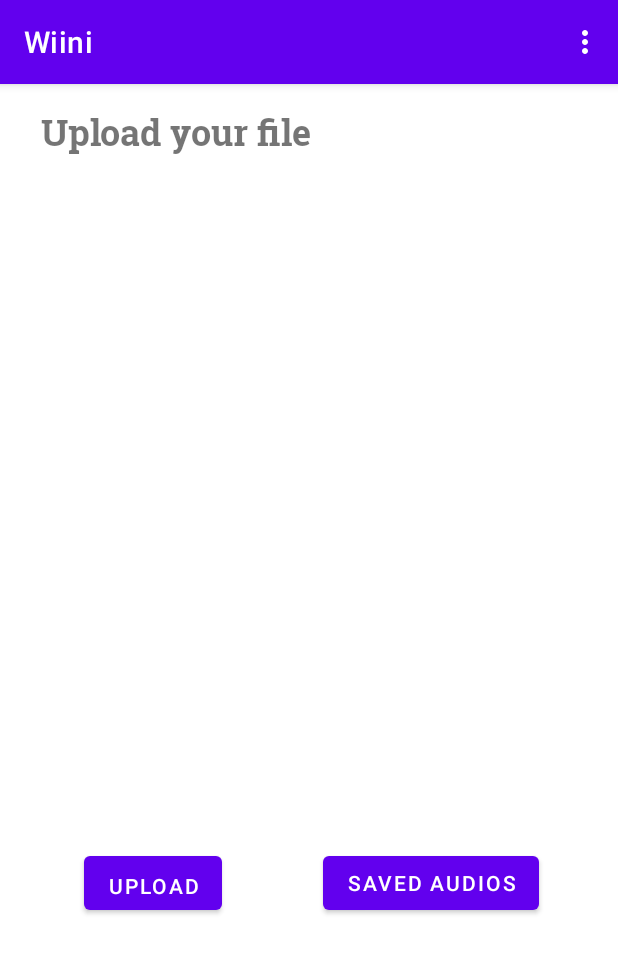
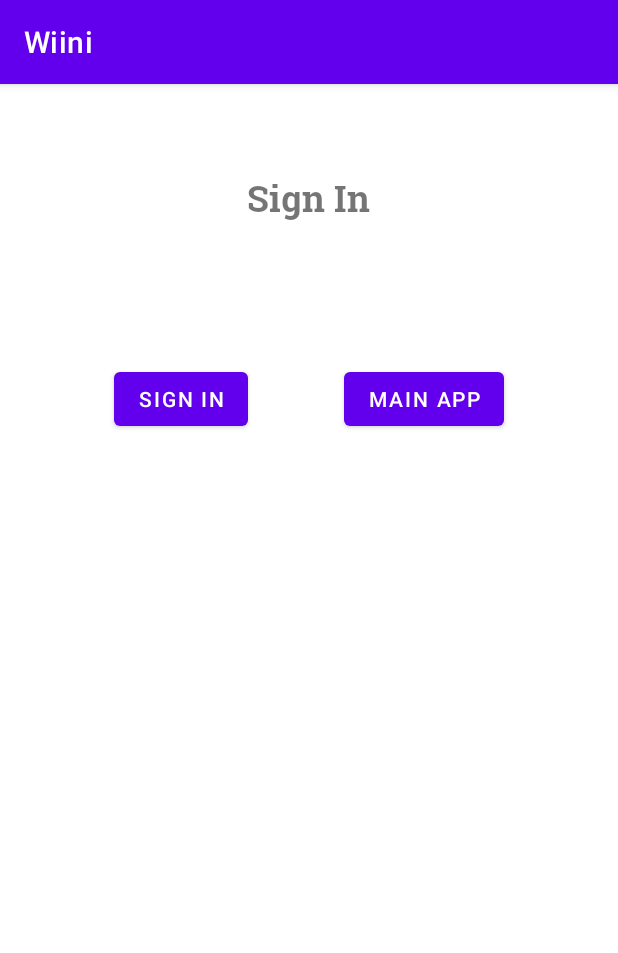
Before and after one commit to Pydare/Wiini-App, an Android app: the screen it shows after launch (MainActivity before the commit, SignInActivity after it), on a phone screen of 412 x 824 dp. Shown: the top 953 px of the screen. Run offline under Robolectric (Android 15) with nearby library versions, the phone set to English and light mode, and no system bars; our stand-ins replace data binding.

Commit message:
implemented app sign in. yet to authorize api get request and adapter for streaming the audio file.

```diff
--- /dev/null
+++ b/Wiini/app/src/main/java/com/example/android/wiini/oauth/SignInActivity.kt
@@ -0,0 +1,84 @@
+package com.example.android.wiini.oauth
+
+import android.content.Intent
+import android.os.Bundle
+import android.util.Log
+import android.widget.Button
+import android.widget.Toast
+import androidx.appcompat.app.AppCompatActivity
+import androidx.databinding.DataBindingUtil
+import androidx.navigation.findNavController
+import com.example.android.wiini.R
+import com.example.android.wiini.databinding.ActivitySignInBinding
+import com.example.android.wiini.ui.MainActivity
+import com.google.android.gms.auth.api.Auth
+import com.google.android.gms.auth.api.signin.*
+
+
+class SignInActivity: AppCompatActivity() {
+
+    private lateinit var mGoogleSignInClient: GoogleSignInClient
+    private val RC_SIGN_IN = 9001
+
+    override fun onCreate(savedInstanceState: Bundle?) {
+        super.onCreate(savedInstanceState)
+        val binding : ActivitySignInBinding = DataBindingUtil.setContentView(this, R.layout.activity_sign_in)
+
+        val googleSignInOptions : GoogleSignInOptions = GoogleSignInOptions
+            .Builder(GoogleSignInOptions.DEFAULT_SIGN_IN)
+            .requestIdToken(R.string.server_client_id.toString())
+            .requestEmail()
+            .build()
+
+        val mGoogleSignInClient = GoogleSignIn.getClient(this, googleSignInOptions)
+
+        binding.signInButton.setOnClickListener {
+            val intent: Intent = mGoogleSignInClient.signInIntent
+            startActivityForResult(intent, RC_SIGN_IN)
+        }
+
+        binding.mainAppButton.setOnClickListener{
+            val intent = Intent(this, MainActivity::class.java)
+            startActivity(intent)
+        }
+
+
+    }
+
+    override fun onActivityResult(requestCode: Int, resultCode: Int, data: Intent?) {
+        super.onActivityResult(requestCode, resultCode, data)
+
+        if(requestCode == RC_SIGN_IN) {
+            val result : GoogleSignInResult? = Auth.GoogleSignInApi.getSignInResultFromIntent(data)
+            if (result != null) {
+                handleSignInResult(result)
+            }
+        }
+    }
+
+    private fun handleSignInResult(signInResult: GoogleSignInResult) {
+        if(signInResult.isSuccess) {
+            // TODO: Update UI
+            val account : GoogleSignInAccount? = signInResult.signInAccount
+        } else {
+            // TODO: Update UI
+        }
+    }
+
+    override fun onStart() {
+        super.onStart()
+        // check for existing google sign in account, if the user is already signed in
+        // the GoogleSignInAccount will be non-null
+        val account = GoogleSignIn.getLastSignedInAccount(this)
+        // if account is non-null, update ui ie hide the sign-in button and launch the main activity
+        if (account != null) {
+            val text = "User already signed in!"
+            val duration = Toast.LENGTH_SHORT
+
+            val toast = Toast.makeText(applicationContext, text, duration)
+            toast.show()
+        }
+    }
+
+
+}
--- a/Wiini/app/src/main/java/com/example/android/wiini/ui/HomeFragment.kt
+++ b/Wiini/app/src/main/java/com/example/android/wiini/ui/HomeFragment.kt
@@ -13,7 +13,8 @@ import com.example.android.wiini.database.getDatabase
 import com.example.android.wiini.databinding.HomeFragmentBinding
 import com.example.android.wiini.viewmodels.HomeViewModel
 
-class HomeFragment : Fragment() {
+class
+HomeFragment : Fragment() {
 
     override fun onCreateView(
                 inflater: LayoutInflater, container: ViewGroup?,
--- a/Wiini/app/src/main/java/com/example/android/wiini/ui/SavedAudiosFragment.kt
+++ b/Wiini/app/src/main/java/com/example/android/wiini/ui/SavedAudiosFragment.kt
@@ -18,6 +18,6 @@ class SavedAudiosFragment : Fragment() {
     ): View? {
         return inflater.inflate(R.layout.saved_audios_fragment, container, false)
     }
-
+    // TODO: Create saved audios adapter once data have been extracted
 
 }
--- a/Wiini/app/src/main/java/com/example/android/wiini/viewmodels/HomeViewModel.kt
+++ b/Wiini/app/src/main/java/com/example/android/wiini/viewmodels/HomeViewModel.kt
@@ -25,7 +25,7 @@ import javax.sql.CommonDataSource
  * reference to applications across rotation since Application is never recreated during actiivty
  * or fragment lifecycle events.
  */
-class HomeViewModel(dataSource: AudioDao, application: Application) : AndroidViewModel(application) {
+class HomeViewModel(application: Application) : AndroidViewModel(application) {
 
     /**
      * This is the job for all coroutines started by this viewMiodel.
@@ -68,7 +68,7 @@ class HomeViewModel(dataSource: AudioDao, application: Application) : AndroidVie
         override fun <T : ViewModel?> create(modelClass: Class<T>): T {
             if (modelClass.isAssignableFrom(HomeViewModel::class.java)){
                 @Suppress("UNCHECKED_CAST")
-                return HomeViewModel(dataSource, application) as T
+                return HomeViewModel(application) as T
             }
             throw IllegalArgumentException("Unable to construct viewmodel")
         }
--- /dev/null
+++ b/Wiini/app/src/main/res/layout/activity_sign_in.xml
@@ -0,0 +1,49 @@
+<?xml version="1.0" encoding="utf-8"?>
+<layout
+    xmlns:android="http://schemas.android.com/apk/res/android"
+    xmlns:app="http://schemas.android.com/apk/res-auto"
+    xmlns:tools="http://schemas.android.com/tools">
+<androidx.constraintlayout.widget.ConstraintLayout
+    android:layout_width="match_parent"
+    android:layout_height="match_parent">
+
+
+    <TextView
+        android:id="@+id/signIn"
+        style="@style/upload_file_text"
+        android:layout_width="wrap_content"
+        android:layout_height="wrap_content"
+        android:layout_marginStart="16dp"
+        android:layout_marginTop="60dp"
+        android:layout_marginEnd="16dp"
+        android:text="@string/sign_in_text"
+        app:layout_constraintEnd_toEndOf="parent"
+        app:layout_constraintHorizontal_bias="0.498"
+        app:layout_constraintStart_toStartOf="parent"
+        app:layout_constraintTop_toTopOf="parent" />
+
+    <Button
+        android:id="@+id/signInButton"
+        android:layout_width="wrap_content"
+        android:layout_height="wrap_content"
+        android:layout_marginStart="76dp"
+        android:layout_marginTop="92dp"
+        android:text="@string/sign_in_button_text"
+        app:layout_constraintBottom_toBottomOf="parent"
+        app:layout_constraintStart_toStartOf="parent"
+        app:layout_constraintTop_toBottomOf="@+id/signIn"
+        app:layout_constraintVertical_bias="0.002" />
+
+    <Button
+        android:id="@+id/main_app_button"
+        android:layout_width="wrap_content"
+        android:layout_height="wrap_content"
+        android:layout_marginTop="92dp"
+        android:layout_marginEnd="76dp"
+        android:text="@string/main_app_button_value"
+        app:layout_constraintBottom_toBottomOf="parent"
+        app:layout_constraintEnd_toEndOf="parent"
+        app:layout_constraintTop_toBottomOf="@+id/signIn"
+        app:layout_constraintVertical_bias="0.002" />
+</androidx.constraintlayout.widget.ConstraintLayout>
+</layout>
--- a/Wiini/app/src/main/res/values/strings.xml
+++ b/Wiini/app/src/main/res/values/strings.xml
@@ -19,4 +19,8 @@
         accident, sometimes on purpose (injected humour and the like).
 
     </string>
+    <string name="sign_in_text">Sign In</string>
+    <string name="sign_in_button_text">Sign In</string>
+    <string name="main_app_button_value">Main App</string>
+    <string name="server_client_id">150611963076-3lfrrneek1eig6rk25ofdavtbles48jn.apps.googleusercontent.com</string>
 </resources>
```
Also changed, not shown: Wiini/app/build.gradle (+8 -0 lines), Wiini/app/src/main/AndroidManifest.xml (+6 -1 lines), Wiini/app/src/main/java/com/example/android/wiini/database/DatabaseEntities.kt (+24 -4 lines), Wiini/app/src/main/java/com/example/android/wiini/domain/Models.kt (+14 -3 lines), Wiini/app/src/main/java/com/example/android/wiini/network/DataTransferObjects.kt (+50 -5 lines), Wiini/app/src/main/java/com/example/android/wiini/network/Service.kt (+12 -6 lines), Wiini/app/src/main/java/com/example/android/wiini/repository/AudiosRepository.kt (+9 -2 lines), Wiini/app/src/main/res/layout/saved_audios_fragment.xml (+5 -3 lines), 1 other file.
